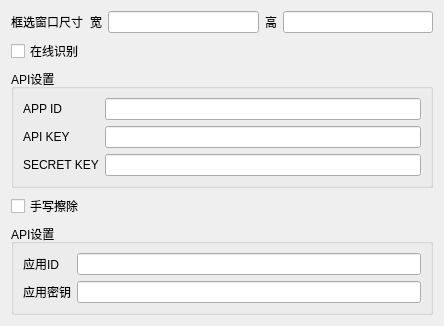
First picture: the form in settings.ui, repository xzhiter/Mistakes_Recorder, before the edit.
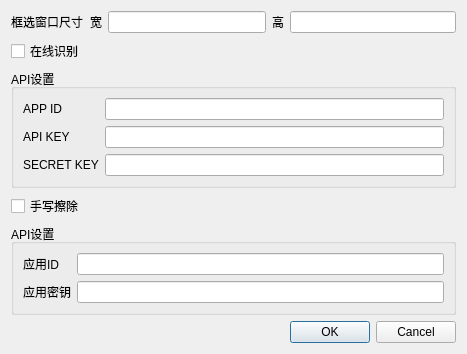
Second picture: the form after the edit.

Diff of the .ui file:
```diff
--- a/settings.ui
+++ b/settings.ui
@@ -6,8 +6,8 @@
    <rect>
     <x>0</x>
     <y>0</y>
-    <width>444</width>
-    <height>290</height>
+    <width>467</width>
+    <height>320</height>
    </rect>
   </property>
   <property name="windowTitle">
@@ -139,6 +139,13 @@
      </layout>
     </widget>
    </item>
+   <item row="5" column="4">
+    <widget class="QDialogButtonBox" name="buttonBox">
+     <property name="standardButtons">
+      <set>QDialogButtonBox::Cancel|QDialogButtonBox::Ok</set>
+     </property>
+    </widget>
+   </item>
   </layout>
  </widget>
  <resources/>
```
Left out of the diff: 32 changed lines with no effect on the pictures.
